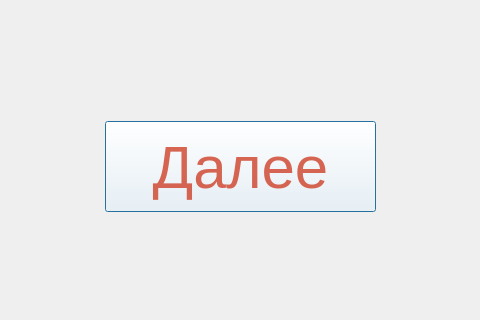
Old version of the form QtPetinator/secondslide.ui in the repository krbroman/Petinator; both pictures show x 284 to 764 and y 448 to 768 of the 1024 by 768 pixel window.
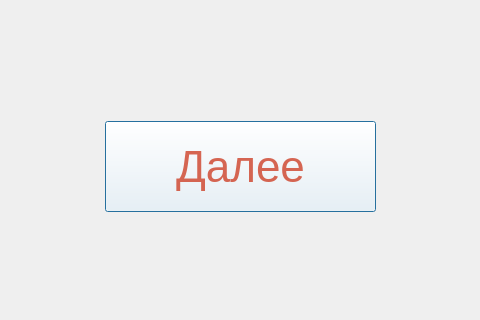
New version of the form.

Diff of the .ui file:
```diff
--- a/QtPetinator/secondslide.ui
+++ b/QtPetinator/secondslide.ui
@@ -42,7 +42,7 @@
    </property>
    <property name="font">
     <font>
-     <pointsize>45</pointsize>
+     <pointsize>33</pointsize>
      <weight>50</weight>
      <italic>false</italic>
      <bold>false</bold>
@@ -65,7 +65,7 @@
    <property name="styleSheet">
     <string notr="true">background:rgba(255, 255, 255, 0);
 color:rgba(204, 57, 31, 196);
-font-size:45pt;
+font-size:33pt;
 font:&quot;Arial Rounded MT Bold&quot;;</string>
    </property>
    <property name="text">
```
